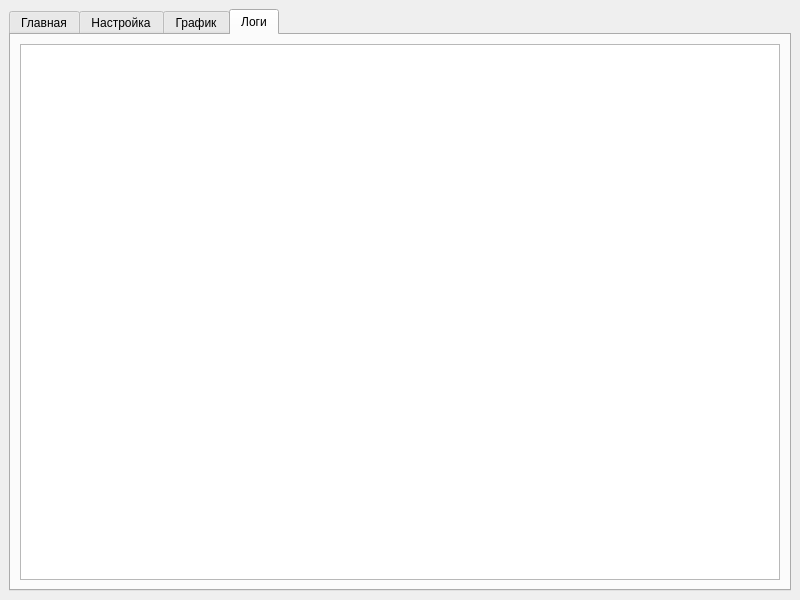
This is code/Application/mainwindow.ui in dimkashelk/architecture_software_systems as Qt 5 draws it before an edit. The edited form follows.
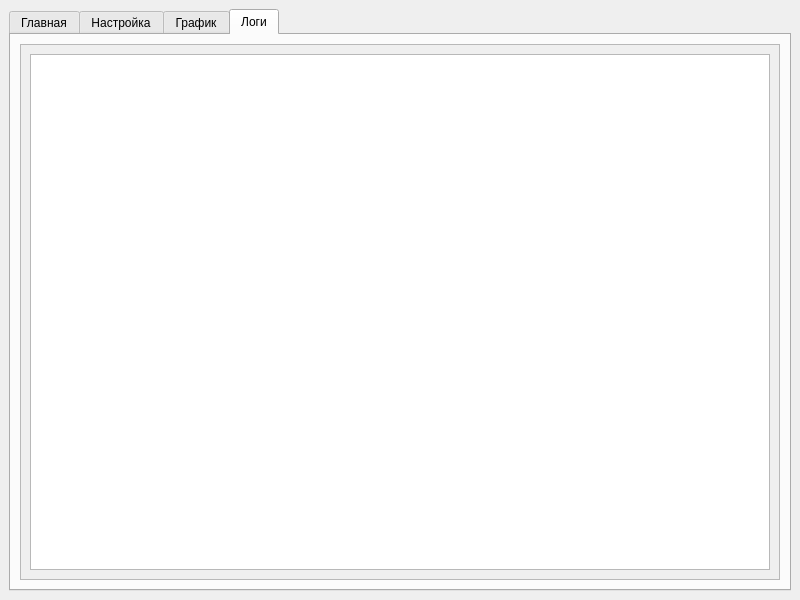
This is the edited form. The open tabs and pages were chosen to show the change.

What changed in the file:
```diff
--- a/code/Application/mainwindow.ui
+++ b/code/Application/mainwindow.ui
@@ -266,7 +266,26 @@
        </attribute>
        <layout class="QHBoxLayout" name="horizontalLayout_2">
         <item>
-         <widget class="QListWidget" name="logs"/>
+         <widget class="QScrollArea" name="scrollArea">
+          <property name="widgetResizable">
+           <bool>true</bool>
+          </property>
+          <widget class="QWidget" name="scrollAreaWidgetContents">
+           <property name="geometry">
+            <rect>
+             <x>0</x>
+             <y>0</y>
+             <width>770</width>
+             <height>550</height>
+            </rect>
+           </property>
+           <layout class="QHBoxLayout" name="horizontalLayout_6">
+            <item>
+             <widget class="QListView" name="list_logs"/>
+            </item>
+           </layout>
+          </widget>
+         </widget>
         </item>
        </layout>
       </widget>
```
Left out of the diff: 2 changed lines with no effect on the pictures.
